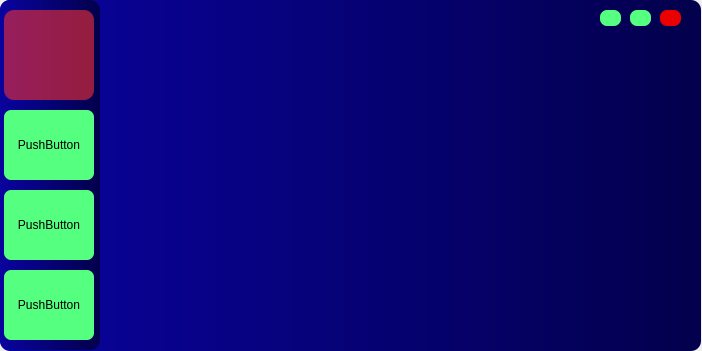
Before: the Qt Designer form CHAD.ui in spl-icsforth/An-open-access-system-for-long-range-chainsaw-sound-detection, drawn with Qt 5.
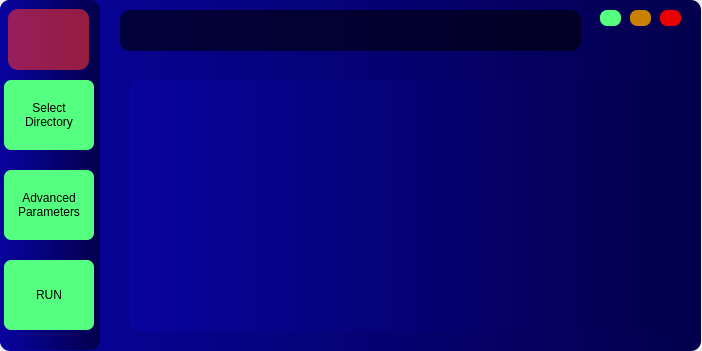
After: the same form once the commit is applied.

Commit message: two versions of ui (qt designer) and some icons

What changed in the file:
```diff
--- a/CHAD.ui
+++ b/CHAD.ui
@@ -71,7 +71,7 @@
       <string notr="true">QPushButton{ 
 border:none; 
 border-radius: 7px; 
-background-color: rgb(85, 255, 127);
+background-color: rgb(200, 130, 0);
 }
 QPushButton:hover{
 background-color: rgb(85, 255, 127, 150);
@@ -123,7 +123,7 @@
       <property name="geometry">
        <rect>
         <x>4</x>
-        <y>110</y>
+        <y>80</y>
         <width>90</width>
         <height>70</height>
        </rect>
@@ -139,14 +139,15 @@
 }</string>
       </property>
       <property name="text">
-       <string>PushButton</string>
+       <string>Select
+Directory</string>
       </property>
      </widget>
      <widget class="QPushButton" name="pushButton_4">
       <property name="geometry">
        <rect>
         <x>4</x>
-        <y>190</y>
+        <y>170</y>
         <width>90</width>
         <height>70</height>
        </rect>
@@ -162,14 +163,15 @@
 }</string>
       </property>
       <property name="text">
-       <string>PushButton</string>
+       <string>Advanced
+Parameters</string>
       </property>
      </widget>
      <widget class="QPushButton" name="pushButton_5">
       <property name="geometry">
        <rect>
         <x>4</x>
-        <y>270</y>
+        <y>260</y>
         <width>90</width>
         <height>70</height>
        </rect>
@@ -185,16 +187,16 @@
 }</string>
       </property>
       <property name="text">
-       <string>PushButton</string>
+       <string>RUN</string>
       </property>
      </widget>
      <widget class="QFrame" name="LOGO">
       <property name="geometry">
        <rect>
-        <x>4</x>
-        <y>10</y>
-        <width>90</width>
-        <height>90</height>
+        <x>8</x>
+        <y>9</y>
+        <width>81</width>
+        <height>61</height>
        </rect>
       </property>
       <property name="styleSheet">
@@ -208,6 +210,40 @@
       </property>
      </widget>
     </widget>
+    <widget class="QFrame" name="LOGO_2">
+     <property name="geometry">
+      <rect>
+       <x>120</x>
+       <y>10</y>
+       <width>461</width>
+       <height>41</height>
+      </rect>
+     </property>
+     <property name="styleSheet">
+      <string notr="true">background-color: rgb(0,0, 0, 150);</string>
+     </property>
+     <property name="frameShape">
+      <enum>QFrame::StyledPanel</enum>
+     </property>
+     <property name="frameShadow">
+      <enum>QFrame::Raised</enum>
+     </property>
+    </widget>
+    <widget class="QStackedWidget" name="stackedWidget">
+     <property name="geometry">
+      <rect>
+       <x>130</x>
+       <y>80</y>
+       <width>541</width>
+       <height>251</height>
+      </rect>
+     </property>
+     <property name="currentIndex">
+      <number>1</number>
+     </property>
+     <widget class="QWidget" name="page"/>
+     <widget class="QWidget" name="page_2"/>
+    </widget>
    </widget>
   </widget>
  </widget>
```
Left out of the diff: 2 changed lines with no effect on the pictures. The commit also changes 6 other files.
